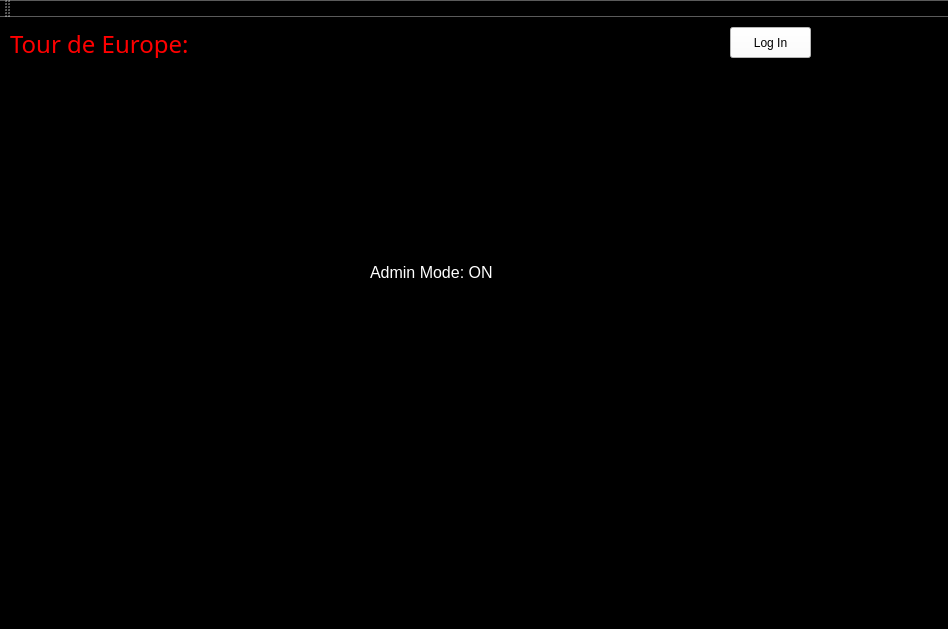
Qt form mainwindow.ui (kevinsemenov14/ProjectOneCS1D) before a commit.
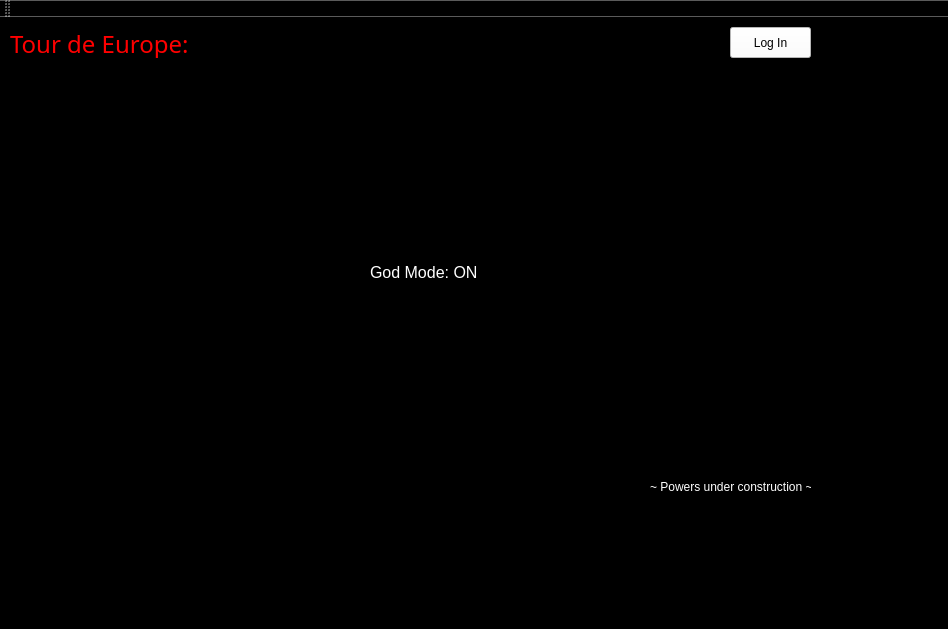
The same form after that commit. The open tabs and pages were chosen to show the change.

Commit message: View Cities & Admin Log in

```diff
--- a/mainwindow.ui
+++ b/mainwindow.ui
@@ -27,7 +27,7 @@
      <rect>
       <x>30</x>
       <y>50</y>
-      <width>781</width>
+      <width>791</width>
       <height>441</height>
      </rect>
     </property>
@@ -441,7 +441,20 @@
        </rect>
       </property>
       <property name="text">
-       <string>&lt;html&gt;&lt;head/&gt;&lt;body&gt;&lt;p&gt;&lt;span style=&quot; font-size:12pt; color:#ffffff;&quot;&gt;Admin Mode: ON&lt;/span&gt;&lt;/p&gt;&lt;/body&gt;&lt;/html&gt;</string>
+       <string>&lt;html&gt;&lt;head/&gt;&lt;body&gt;&lt;p&gt;&lt;span style=&quot; font-size:12pt; color:#ffffff;&quot;&gt;God Mode: ON&lt;/span&gt;&lt;/p&gt;&lt;/body&gt;&lt;/html&gt;</string>
+      </property>
+     </widget>
+     <widget class="QLabel" name="label_15">
+      <property name="geometry">
+       <rect>
+        <x>620</x>
+        <y>410</y>
+        <width>161</width>
+        <height>20</height>
+       </rect>
+      </property>
+      <property name="text">
+       <string>&lt;html&gt;&lt;head/&gt;&lt;body&gt;&lt;p&gt;&lt;span style=&quot; color:#ffffff;&quot;&gt;~ Powers under construction ~&lt;/span&gt;&lt;/p&gt;&lt;/body&gt;&lt;/html&gt;</string>
       </property>
      </widget>
     </widget>
```
Left out of the diff: 4 changed lines with no effect on the pictures. The commit also changes 4 other files.
